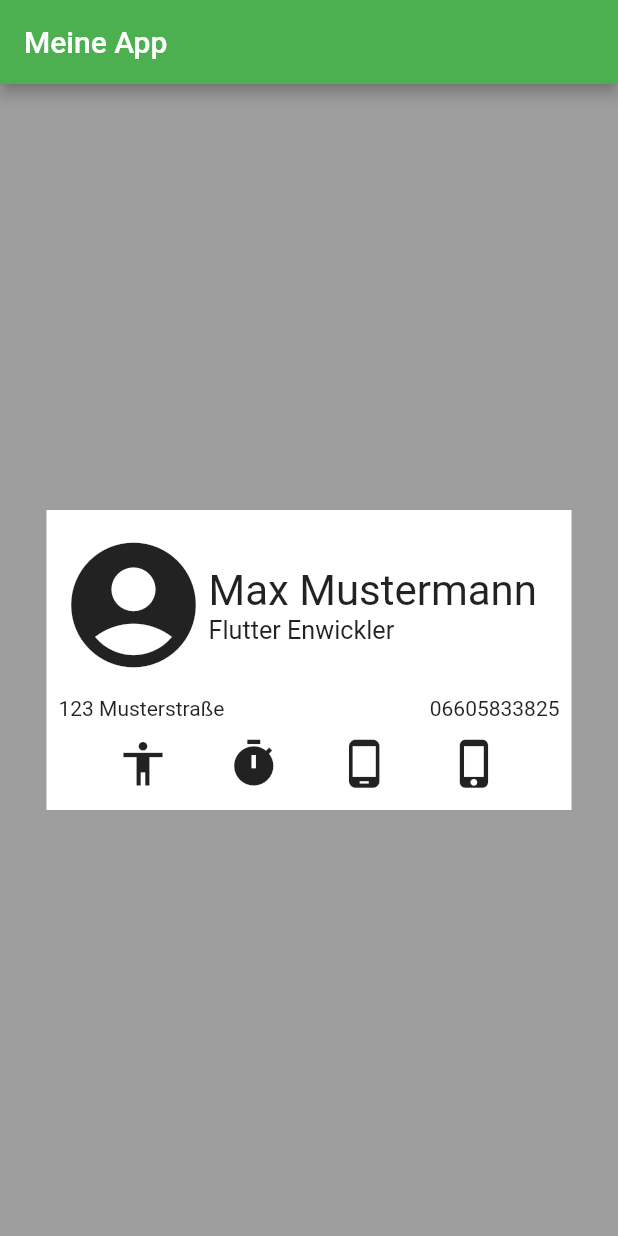
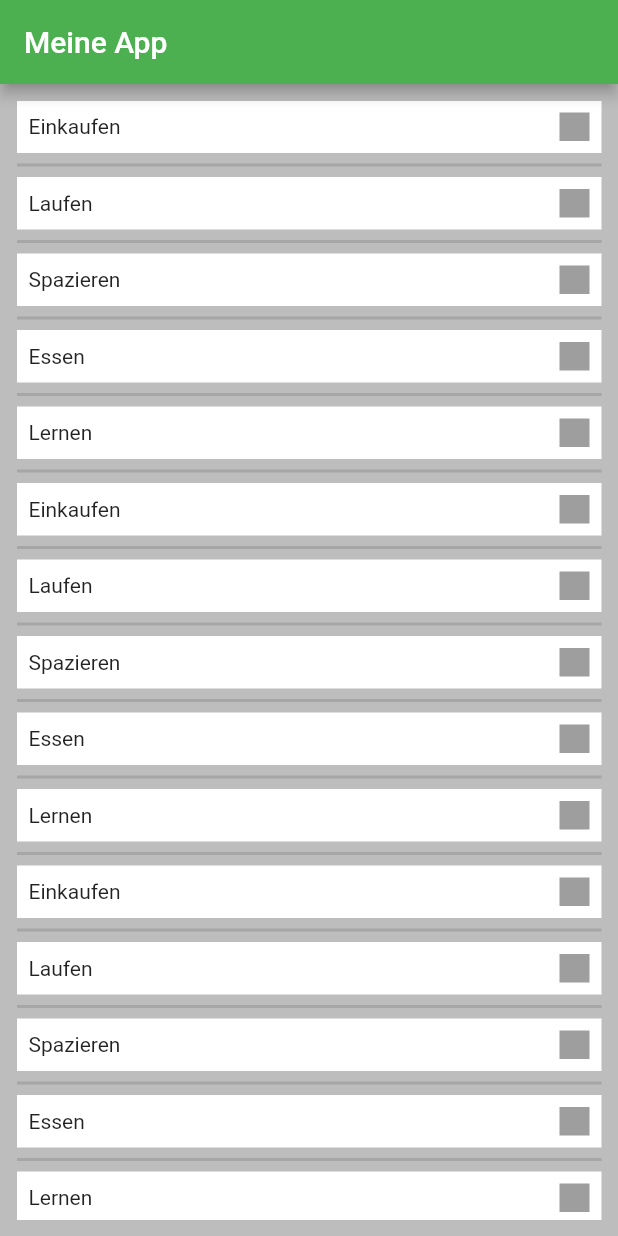
Before and after one commit to sebastian150398/firstapp, a Flutter app: the screen it shows after launch, on a phone screen of 412 x 824 dp. Run offline on Flutter 3.47's test engine with Material 2 defaults, Android fonts, the phone set to English and light mode, and no system bars.

Commit message:
Zweite App-List-View

```diff
--- a/lib/screens/home_screen.dart
+++ b/lib/screens/home_screen.dart
@@ -1,63 +1,53 @@
 import 'package:flutter/material.dart';
+import '../widgets/todo_item.dart';
 
 
 class HomeScreen extends StatelessWidget {
 
+  final List<ToDo_Item> todos = [
+    ToDo_Item(title: 'Einkaufen'),
+    ToDo_Item(title: 'Laufen'),
+    ToDo_Item(title: 'Spazieren'),
+    ToDo_Item(title: 'Essen'),
+    ToDo_Item(title: 'Lernen'),
+    ToDo_Item(title: 'Einkaufen'),
+    ToDo_Item(title: 'Laufen'),
+    ToDo_Item(title: 'Spazieren'),
+    ToDo_Item(title: 'Essen'),
+    ToDo_Item(title: 'Lernen'),
+    ToDo_Item(title: 'Einkaufen'),
+    ToDo_Item(title: 'Laufen'),
+    ToDo_Item(title: 'Spazieren'),
+    ToDo_Item(title: 'Essen'),
+    ToDo_Item(title: 'Lernen'),
+    ToDo_Item(title: 'Einkaufen'),
+    ToDo_Item(title: 'Laufen'),
+    ToDo_Item(title: 'Spazieren'),
+    ToDo_Item(title: 'Essen'),
+    ToDo_Item(title: 'Lernen'),
+  ];
+
+
+
   @override
   Widget build(BuildContext context) {
     return Scaffold(
-      backgroundColor: Colors.grey,
+      backgroundColor: Colors.grey[400],
       appBar: AppBar(
         title: const Text('Meine App'),
         backgroundColor: Colors.green,
       ),
-      body: Center(
-        child: Container(
-          color: Colors.white ,
-          width: 350,
-          height: 200,
-          child: Padding(
-            padding: const EdgeInsets.all(8.0),
-            child: Column(
-              mainAxisAlignment: MainAxisAlignment.spaceAround,
-              children: [
-                Row(
-                   children: [
-                     const Icon(
-                       Icons.account_circle,
-                       size:100,
-                     ),
-                     Column(
-                       crossAxisAlignment: CrossAxisAlignment.start ,
-                       children: const [
-                         Text('Max Mustermann', textScaleFactor: 2,),
-                         Text('Flutter Enwickler', textScaleFactor: 1.2,),
-                       ],
-                     ),
-                   ],
-                ),
-                Row(
-                  mainAxisAlignment: MainAxisAlignment.spaceBetween,
-                  children: const [
-                    Text('123 Musterstraße'),
-                    Text('06605833825'),
-                  ],
-                ),
-                Row(
-                  mainAxisAlignment: MainAxisAlignment.spaceEvenly,
-                  children: const [
-                    Icon(Icons.accessibility, size:35),
-                    Icon(Icons.timer, size:35),
-                    Icon(Icons.phone_android, size:35),
-                    Icon(Icons.phone_iphone, size:35),
-                  ],
-
-
-                ),
-              ],
-            ),
-          )
-        ),
+      body: Padding(
+        padding: const EdgeInsets.all(11.0),
+        child: ListView.separated(
+              itemBuilder: (BuildContext context, int index) {
+                return todos[index];
+              },
+          separatorBuilder : (context,index) {
+            return Divider(thickness:2);
+          },
+         itemCount: todos.length,
+        )
       ),
     );
   }
--- /dev/null
+++ b/lib/widgets/todo_item.dart
@@ -0,0 +1,36 @@
+import 'package:flutter/material.dart';
+
+
+class ToDo_Item extends StatelessWidget {
+  final String title;
+
+ const ToDo_Item({
+    super.key, required this.title,
+  });
+
+
+  @override
+  Widget build(BuildContext context) {
+    return Container(
+      color: Colors.white,
+      width: double.infinity,
+      height: 35,
+      child: Padding (
+        padding: const EdgeInsets.all(8.0),
+
+        child: Row(
+          mainAxisAlignment: MainAxisAlignment.spaceBetween,
+          children: [
+
+            Text(title),
+            Container(
+              color: Colors.grey,
+              height: 20,
+              width: 20,
+            )
+          ],
+        ),
+      ),
+    );
+  }
+}
```
